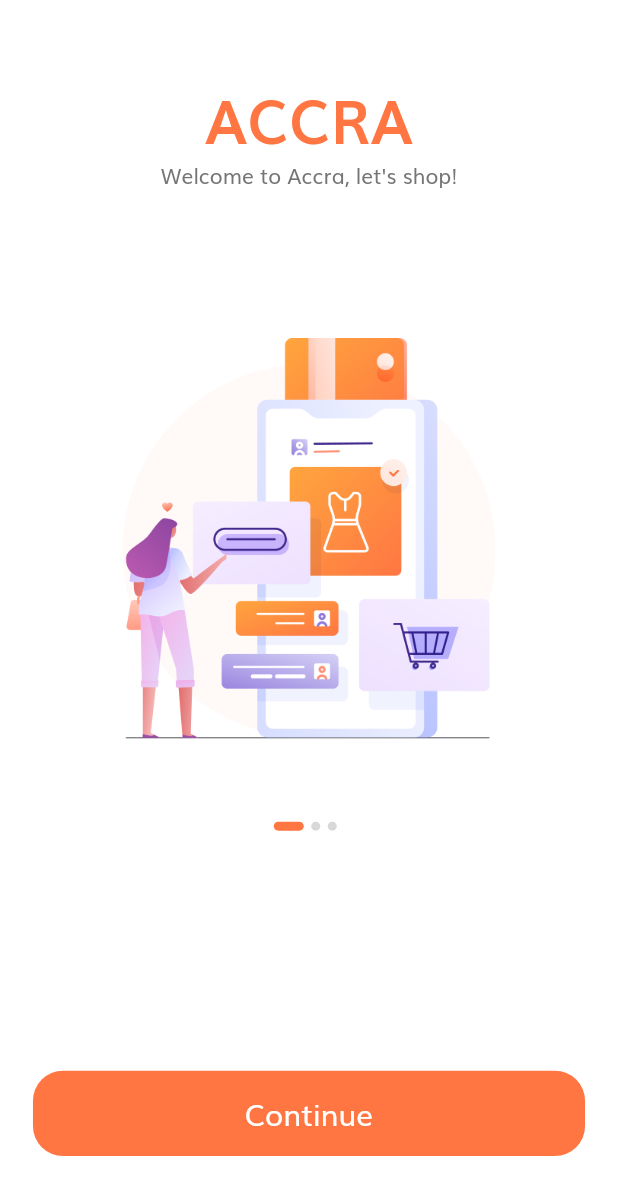
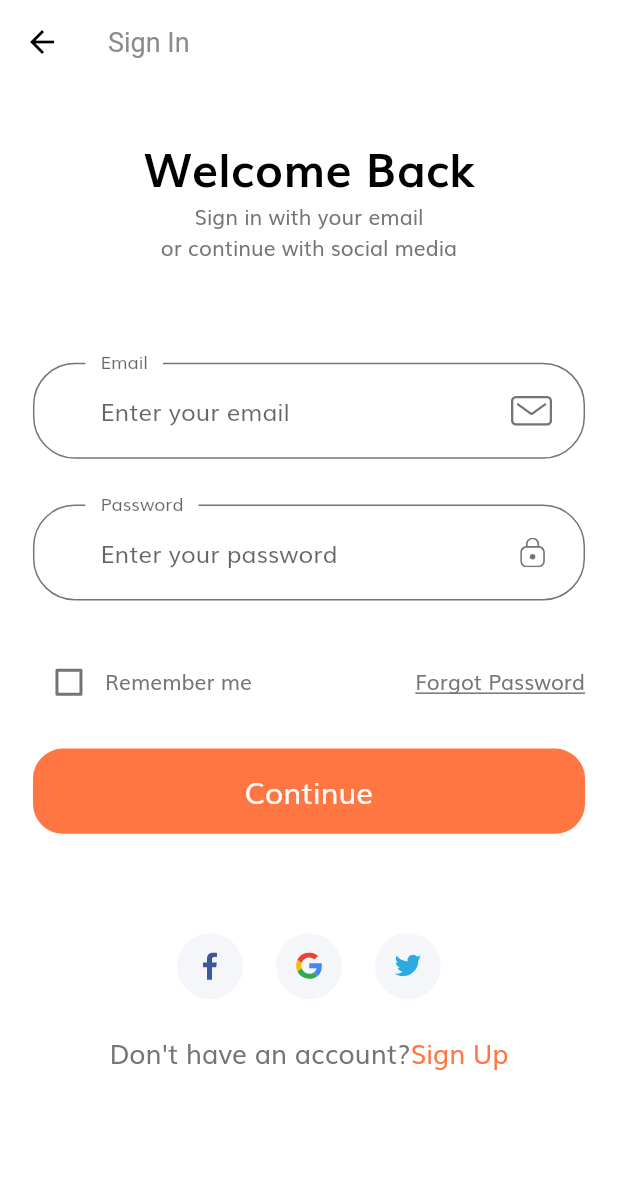
Before and after one commit to adutwum-soft/e-commernce-UI, a Flutter app: the screen it shows after launch, after a tap on "Continue", on a phone screen of 412 x 824 dp. Shown: the top 1195 px of the screen. Run offline on Flutter 3.47's test engine with Material 2 defaults, Android fonts, the phone set to English and light mode, and no system bars; our stand-ins replace flutter_svg.

Commit message:
implement sign in ui

```diff
--- a/lib/main.dart
+++ b/lib/main.dart
@@ -1,6 +1,9 @@
 import 'package:e_commerce_ui/src/res/colors.dart';
+import 'package:e_commerce_ui/src/res/theme.dart';
 import 'package:e_commerce_ui/src/ui/splash/splash.dart';
+import 'package:e_commerce_ui/src/utils/routes.dart';
 import 'package:flutter/material.dart';
+import 'package:flutter/services.dart';
 
 void main() {
   runApp(const MyApp());
@@ -14,17 +17,10 @@ class MyApp extends StatelessWidget {
   Widget build(BuildContext context) {
     return MaterialApp(
       title: 'Flutter Demo',
-      theme: ThemeData(
-          textTheme: const TextTheme(
-            bodyText1: TextStyle(color: AppColors.kTextColor),
-            bodyText2: TextStyle(color: AppColors.kTextColor),
-          ),
-          scaffoldBackgroundColor: Colors.white,
-          visualDensity: VisualDensity.adaptivePlatformDensity,
-          fontFamily: 'Muli'
-          // primarySwatch: Colors.blue,
-          ),
-      home: const Splash(),
+      theme: AppTheme.theme(),
+      // home: const Splash(),
+      initialRoute: Splash.routeName,
+      routes: routes,
       debugShowCheckedModeBanner: false,
     );
   }
--- a/lib/src/res/strings.dart
+++ b/lib/src/res/strings.dart
@@ -1,7 +1,6 @@
 class AppStrings {
   // Form Error
-  final RegExp emailValidatorRegExp =
-      RegExp(r"^[a-zA-Z0-9.]+@[a-zA-Z0-9]+\.[a-zA-Z]+");
+
   static const String kEmailNullError = "Please Enter your email";
   static const String kInvalidEmailError = "Please Enter Valid Email";
   static const String kPassNullError = "Please Enter your password";
@@ -10,4 +9,9 @@ class AppStrings {
   static const String kNamelNullError = "Please Enter your name";
   static const String kPhoneNumberNullError = "Please Enter your phone number";
   static const String kAddressNullError = "Please Enter your address";
+
+  static const String welcomeBack = "Welcome Back";
+  static const String signIn = "Sign In";
+  static const String signInWith =
+      "Sign in with your email \nor continue with social media";
 }
--- /dev/null
+++ b/lib/src/res/theme.dart
@@ -0,0 +1,60 @@
+import 'package:e_commerce_ui/src/res/colors.dart';
+import 'package:flutter/material.dart';
+import 'package:flutter/services.dart';
+
+class AppTheme {
+  static ThemeData theme() {
+    return ThemeData(
+        textTheme: textTheme(),
+        appBarTheme: appBarTheme(),
+        scaffoldBackgroundColor: Colors.white,
+        visualDensity: VisualDensity.adaptivePlatformDensity,
+        fontFamily: 'Muli',
+        inputDecorationTheme: inputDecorationTheme()
+        // primarySwatch: Colors.blue,
+        );
+  }
+
+  static InputDecorationTheme inputDecorationTheme() {
+    return InputDecorationTheme(
+      floatingLabelBehavior: FloatingLabelBehavior.always,
+      contentPadding: const EdgeInsets.symmetric(
+        horizontal: 45,
+        vertical: 20,
+      ),
+      enabledBorder: outlineInputBorder(),
+      focusedBorder: outlineInputBorder(),
+      border: outlineInputBorder(),
+    );
+  }
+
+  static OutlineInputBorder outlineInputBorder() {
+    return OutlineInputBorder(
+      borderRadius: BorderRadius.circular(28),
+      borderSide: const BorderSide(color: AppColors.kTextColor),
+      gapPadding: 10,
+    );
+  }
+
+  static TextTheme textTheme() {
+    return const TextTheme(
+      bodyText1: TextStyle(color: AppColors.kTextColor),
+      bodyText2: TextStyle(color: AppColors.kTextColor),
+    );
+  }
+
+  static AppBarTheme appBarTheme() {
+    return const AppBarTheme(
+      color: Colors.white,
+      elevation: 0,
+      systemOverlayStyle: SystemUiOverlayStyle.light,
+      iconTheme: IconThemeData(
+        color: Colors.black,
+      ),
+      titleTextStyle: TextStyle(
+        color: Color(0xFF8B8B8B),
+        fontSize: 18,
+      ),
+    );
+  }
+}
--- /dev/null
+++ b/lib/src/ui/sign_in/sign_in.dart
@@ -0,0 +1,19 @@
+import 'package:e_commerce_ui/src/widget/sign_in_components/sign_in_body.dart';
+import 'package:flutter/material.dart';
+
+class SignIn extends StatelessWidget {
+  static String routeName = "/signin";
+  const SignIn({Key? key}) : super(key: key);
+
+  @override
+  Widget build(BuildContext context) {
+    return Scaffold(
+      appBar: AppBar(
+        title: const Text(
+          'Sign In',
+        ),
+      ),
+      body: SignInBody(),
+    );
+  }
+}
--- a/lib/src/ui/splash/splash.dart
+++ b/lib/src/ui/splash/splash.dart
@@ -3,13 +3,14 @@ import 'package:e_commerce_ui/src/widget/splash_body.dart';
 import 'package:flutter/material.dart';
 
 class Splash extends StatelessWidget {
+  static String routeName = "/splash";
   const Splash({Key? key}) : super(key: key);
 
   @override
   Widget build(BuildContext context) {
     AppDimen().init(context);
-    return Scaffold(
-      body: const SplashBody(),
+    return const Scaffold(
+      body: SplashBody(),
     );
   }
 }
--- /dev/null
+++ b/lib/src/utils/constants.dart
@@ -0,0 +1,2 @@
+final RegExp emailValidatorRegExp =
+    RegExp(r"^[a-zA-Z0-9.]+@[a-zA-Z0-9]+\.[a-zA-Z]+");
--- /dev/null
+++ b/lib/src/utils/routes.dart
@@ -0,0 +1,8 @@
+import 'package:e_commerce_ui/src/ui/sign_in/sign_in.dart';
+import 'package:e_commerce_ui/src/ui/splash/splash.dart';
+import 'package:flutter/material.dart';
+
+final Map<String, WidgetBuilder> routes = {
+  Splash.routeName: (context) => const Splash(),
+  SignIn.routeName: (context) => const SignIn(),
+};
--- /dev/null
+++ b/lib/src/widget/custom_suffix_icon.dart
@@ -0,0 +1,27 @@
+import 'package:e_commerce_ui/src/res/dimen.dart';
+import 'package:flutter/material.dart';
+import 'package:flutter_svg/svg.dart';
+
+class CustomSurffixIcon extends StatelessWidget {
+  final String svgIcon;
+  const CustomSurffixIcon({
+    Key? key,
+    required this.svgIcon,
+  }) : super(key: key);
+
+  @override
+  Widget build(BuildContext context) {
+    return Padding(
+      padding: EdgeInsets.fromLTRB(
+        0,
+        AppDimen.getProportionateScreenWidth(20),
+        AppDimen.getProportionateScreenWidth(20),
+        AppDimen.getProportionateScreenWidth(20),
+      ),
+      child: SvgPicture.asset(
+        svgIcon,
+        height: AppDimen.getProportionateScreenWidth(18),
+      ),
+    );
+  }
+}
--- /dev/null
+++ b/lib/src/widget/form_error.dart
@@ -0,0 +1,34 @@
+import 'package:e_commerce_ui/src/res/dimen.dart';
+import 'package:flutter/material.dart';
+import 'package:flutter_svg/svg.dart';
+
+class FormError extends StatelessWidget {
+  const FormError({
+    Key? key,
+    required this.errors,
+  }) : super(key: key);
+
+  final List<String> errors;
+
+  @override
+  Widget build(BuildContext context) {
+    return Column(
+      children:
+          List.generate(errors.length, (index) => formErrorText(errors[index])),
+    );
+  }
+
+  Row formErrorText(String error) {
+    return Row(
+      children: <Widget>[
+        SvgPicture.asset(
+          'assets/icons/Error.svg',
+          height: AppDimen.getProportionateScreenHeight(14),
+          width: AppDimen.getProportionateScreenWidth(14),
+        ),
+        SizedBox(width: AppDimen.getProportionateScreenWidth(10)),
+        Text(error),
+      ],
+    );
+  }
+}
--- /dev/null
+++ b/lib/src/widget/sign_in_components/sign_form.dart
@@ -0,0 +1,164 @@
+import 'package:e_commerce_ui/src/res/colors.dart';
+import 'package:e_commerce_ui/src/res/dimen.dart';
+import 'package:e_commerce_ui/src/res/strings.dart';
+import 'package:e_commerce_ui/src/utils/constants.dart';
+import 'package:e_commerce_ui/src/widget/custom_suffix_icon.dart';
+import 'package:e_commerce_ui/src/widget/default_button.dart';
+import 'package:flutter/material.dart';
+
+import '../form_error.dart';
+
+class SignForm extends StatefulWidget {
+  const SignForm({Key? key}) : super(key: key);
+
+  @override
+  _SignFormState createState() => _SignFormState();
+}
+
+class _SignFormState extends State<SignForm> {
+  final _formKey = GlobalKey<FormState>();
+  final List<String> errors = [];
+  late String email;
+  late String password;
+  bool remember = false;
+
+  @override
+  Widget build(BuildContext context) {
+    return Form(
+      key: _formKey,
+      child: Column(
+        children: <Widget>[
+          _buildEmailForm(),
+          SizedBox(height: AppDimen.getProportionateScreenHeight(30)),
+          _buildPassForm(),
+          SizedBox(height: AppDimen.getProportionateScreenHeight(30)),
+          _buildRemeber(),
+          FormError(errors: errors),
+          SizedBox(height: AppDimen.getProportionateScreenHeight(20)),
+          DefaultButton(
+            text: 'Continue',
+            onPress: () {
+              if (_formKey.currentState!.validate()) {
+                _formKey.currentState!.save();
+              }
+            },
+          ),
+        ],
+      ),
+    );
+  }
+
+  Row _buildRemeber() {
+    return Row(
+      children: <Widget>[
+        Checkbox(
+          activeColor: AppColors.kPrimaryColor,
+          value: remember,
+          onChanged: (value) {
+            setState(() {
+              remember = value!;
+            });
+          },
+        ),
+        const Text('Remember me'),
+        const Spacer(),
+        const Text(
+          'Forgot Password',
+          style: TextStyle(
+            decoration: TextDecoration.underline,
+          ),
+        ),
+      ],
+    );
+  }
+
+  TextFormField _buildEmailForm() {
+    return TextFormField(
+      onSaved: (newValue) => email = newValue!,
+      onChanged: (value) {
+        if (value.isNotEmpty && errors.contains(AppStrings.kEmailNullError)) {
+          setState(() {
+            errors.remove(AppStrings.kEmailNullError);
+          });
+        } else if (emailValidatorRegExp.hasMatch(value) &&
+            errors.contains(AppStrings.kInvalidEmailError)) {
+          setState(() {
+            errors.remove(AppStrings.kInvalidEmailError);
+          });
+        }
+        return null;
+      },
+      validator: (value) {
+        if (value!.isEmpty && !errors.contains(AppStrings.kEmailNullError)) {
+          setState(() {
+            errors.add(AppStrings.kEmailNullError);
+          });
+        } else if (!emailValidatorRegExp.hasMatch(value) &&
+            !errors.contains(AppStrings.kInvalidEmailError)) {
+          setState(() {
+            errors.add(AppStrings.kInvalidEmailError);
+          });
+        }
+        return null;
+      },
+      keyboardType: TextInputType.emailAddress,
+      decoration: inputDecoration(
+        placeholder: 'Enter your email',
+        label: 'Email',
+        svgIcon: 'assets/icons/Mail.svg',
+      ),
+    );
+  }
+
+  TextFormField _buildPassForm() {
+    return TextFormField(
+      onSaved: (newValue) => password = newValue!,
+      onChanged: (value) {
+        if (value.isNotEmpty && errors.contains(AppStrings.kPassNullError)) {
+          setState(() {
+            errors.remove(AppStrings.kPassNullError);
+          });
+        } else if (value.length >= 8 &&
+            errors.contains(AppStrings.kShortPassError)) {
+          setState(() {
+            errors.remove(AppStrings.kShortPassError);
+          });
+        }
+        return null;
+      },
+      validator: (value) {
+        if (value!.isEmpty && !errors.contains(AppStrings.kPassNullError)) {
+          setState(() {
+            errors.add(AppStrings.kPassNullError);
+          });
+        } else if (value.length < 8 &&
+            !errors.contains(AppStrings.kShortPassError)) {
+          setState(() {
+            errors.add(AppStrings.kShortPassError);
+          });
+        }
+        return null;
+      },
+      obscureText: true,
+      keyboardType: TextInputType.emailAddress,
+      decoration: inputDecoration(
+        placeholder: 'Enter your password',
+        label: 'Password',
+        svgIcon: 'assets/icons/Lock.svg',
+      ),
+    );
+  }
+
+  InputDecoration inputDecoration({
+    required String placeholder,
+    required String label,
+    required String svgIcon,
+  }) {
+    return InputDecoration(
+      hintText: placeholder,
+      labelText: label,
+      floatingLabelBehavior: FloatingLabelBehavior.always,
+      suffixIcon: CustomSurffixIcon(svgIcon: svgIcon),
+    );
+  }
+}
--- /dev/null
+++ b/lib/src/widget/sign_in_components/sign_in_body.dart
@@ -0,0 +1,85 @@
+import 'package:e_commerce_ui/src/res/colors.dart';
+import 'package:e_commerce_ui/src/res/dimen.dart';
+import 'package:e_commerce_ui/src/widget/sign_in_components/sign_form.dart';
+import 'package:flutter/material.dart';
+
+import '../social_card.dart';
+
+class SignInBody extends StatelessWidget {
+  const SignInBody({Key? key}) : super(key: key);
+
+  @override
+  Widget build(BuildContext context) {
+    return SafeArea(
+      child: SizedBox(
+        width: MediaQuery.of(context).size.width,
+        child: Padding(
+          padding: EdgeInsets.symmetric(
+              horizontal: AppDimen.getProportionateScreenWidth(20)),
+          child: SingleChildScrollView(
+            child: Column(
+              children: <Widget>[
+                SizedBox(height: AppDimen.screenHeight * 0.04),
+                Text(
+                  'Welcome Back',
+                  style: TextStyle(
+                    color: Colors.black,
+                    fontSize: AppDimen.getProportionateScreenWidth(28),
+                    fontWeight: FontWeight.bold,
+                  ),
+                ),
+                const Text(
+                  'Sign in with your email \nor continue with social media',
+                  textAlign: TextAlign.center,
+                ),
+                SizedBox(height: AppDimen.screenHeight * 0.08),
+                const SignForm(),
+                SizedBox(height: AppDimen.screenHeight * 0.08),
+                _socials(),
+                SizedBox(height: AppDimen.getProportionateScreenWidth(20)),
+                Row(
+                  mainAxisAlignment: MainAxisAlignment.center,
+                  children: [
+                    Text(
+                      'Don\'t have an account?',
+                      style: TextStyle(
+                        fontSize: AppDimen.getProportionateScreenWidth(16),
+                      ),
+                    ),
+                    Text(
+                      'Sign Up',
+                      style: TextStyle(
+                        fontSize: AppDimen.getProportionateScreenWidth(16),
+                        color: AppColors.kPrimaryColor,
+                      ),
+                    ),
+                  ],
+                ),
+              ],
+            ),
+          ),
+        ),
+      ),
+    );
+  }
+
+  Row _socials() {
+    return Row(
+      mainAxisAlignment: MainAxisAlignment.center,
+      children: [
+        SocialCard(
+          svgIcon: 'assets/icons/facebook-2.svg',
+          pressed: () {},
+        ),
+        SocialCard(
+          svgIcon: 'assets/icons/google-icon.svg',
+          pressed: () {},
+        ),
+        SocialCard(
+          svgIcon: 'assets/icons/twitter.svg',
+          pressed: () {},
+        ),
+      ],
+    );
+  }
+}
--- /dev/null
+++ b/lib/src/widget/social_card.dart
@@ -0,0 +1,32 @@
+import 'package:e_commerce_ui/src/res/dimen.dart';
+import 'package:flutter/material.dart';
+import 'package:flutter_svg/svg.dart';
+
+class SocialCard extends StatelessWidget {
+  final String svgIcon;
+  final Function()? pressed;
+  const SocialCard({
+    Key? key,
+    required this.svgIcon,
+    required this.pressed,
+  }) : super(key: key);
+
+  @override
+  Widget build(BuildContext context) {
+    return GestureDetector(
+      onTap: pressed,
+      child: Container(
+        margin: EdgeInsets.symmetric(
+            horizontal: AppDimen.getProportionateScreenWidth(10)),
+        padding: EdgeInsets.all(AppDimen.getProportionateScreenWidth(12)),
+        height: AppDimen.getProportionateScreenHeight(44),
+        width: AppDimen.getProportionateScreenWidth(40),
+        decoration: const BoxDecoration(
+          color: Color(0xFFF5F6F9),
+          shape: BoxShape.circle,
+        ),
+        child: SvgPicture.asset(svgIcon),
+      ),
+    );
+  }
+}
--- a/lib/src/widget/splash_body.dart
+++ b/lib/src/widget/splash_body.dart
@@ -1,6 +1,7 @@
 import 'package:e_commerce_ui/src/res/anim.dart';
 import 'package:e_commerce_ui/src/res/colors.dart';
 import 'package:e_commerce_ui/src/res/dimen.dart';
+import 'package:e_commerce_ui/src/ui/sign_in/sign_in.dart';
 import 'package:e_commerce_ui/src/widget/default_button.dart';
 import 'package:e_commerce_ui/src/widget/splash_content.dart';
 import 'package:flutter/material.dart';
@@ -68,7 +69,7 @@ class _SplashBodyState extends State<SplashBody> {
                     const Spacer(flex: 3),
                     DefaultButton(
                       text: 'Continue',
-                      onPress: () {},
+                      onPress: () => _toSignIn(),
                     ),
                     const Spacer(),
                   ],
@@ -79,6 +80,10 @@ class _SplashBodyState extends State<SplashBody> {
         ),
       ),
     );
+  }
+
+  _toSignIn() {
+    Navigator.pushNamed(context, SignIn.routeName);
   }
 
   AnimatedContainer buildDot({required int index}) {
```
